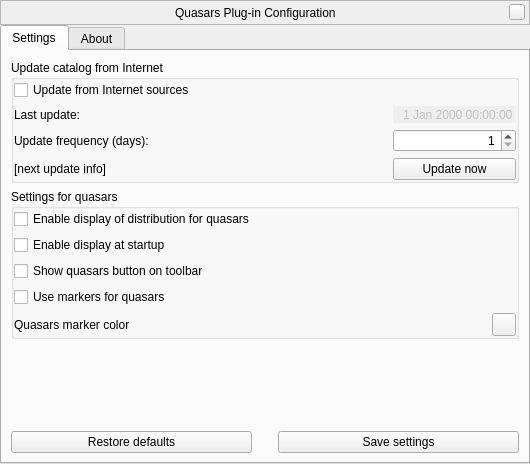
The window that plugins/Quasars/src/gui/quasarsDialog.ui (Stellarium/stellarium) describes before a commit, drawn with Qt 5.
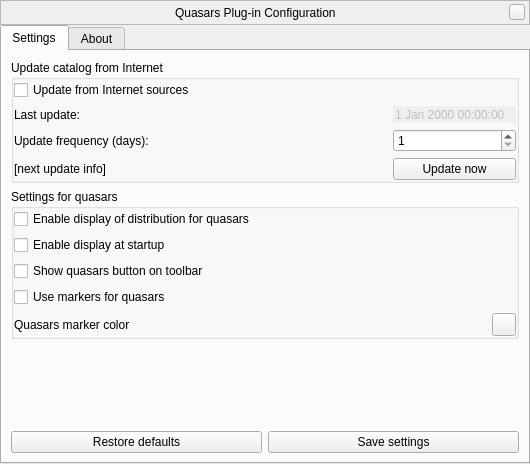
The same window after the commit. Custom widgets are drawn as their Qt base class.

What changed in the file:
```diff
--- a/plugins/Quasars/src/gui/quasarsDialog.ui
+++ b/plugins/Quasars/src/gui/quasarsDialog.ui
@@ -193,9 +193,6 @@
               <property name="frame">
                <bool>false</bool>
               </property>
-              <property name="alignment">
-               <set>Qt::AlignRight|Qt::AlignTrailing|Qt::AlignVCenter</set>
-              </property>
               <property name="buttonSymbols">
                <enum>QAbstractSpinBox::NoButtons</enum>
               </property>
@@ -210,9 +207,6 @@
             </item>
             <item row="1" column="2">
              <widget class="QSpinBox" name="updateFrequencySpinBox">
-              <property name="alignment">
-               <set>Qt::AlignRight|Qt::AlignTrailing|Qt::AlignVCenter</set>
-              </property>
               <property name="minimum">
                <number>1</number>
               </property>
@@ -357,22 +351,6 @@
            </property>
           </widget>
          </item>
-         <item>
-          <spacer name="horizontalSpacer_2">
-           <property name="orientation">
-            <enum>Qt::Horizontal</enum>
-           </property>
-           <property name="sizeType">
-            <enum>QSizePolicy::Fixed</enum>
-           </property>
-           <property name="sizeHint" stdset="0">
-            <size>
-             <width>20</width>
-             <height>20</height>
-            </size>
-           </property>
-          </spacer>
-         </item>
          <item>
           <widget class="QPushButton" name="saveSettingsButton">
            <property name="sizePolicy">
```
